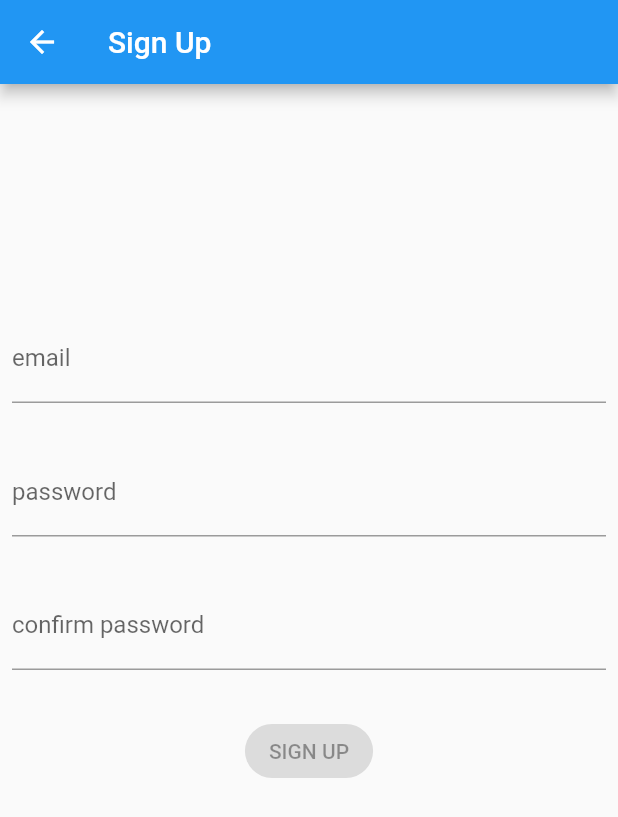
After one commit to ngtphat-towa/Project-Fundamental-Topics, a Flutter app: the screen it shows after launch, after a tap on "CREATE ACCOUNT", on a phone screen of 412 x 824 dp. The commit adds this screen. Shown: the top 817 px of the screen. Run offline on Flutter 3.47's test engine with Material 2 defaults, Android fonts, the phone set to English and light mode, and no system bars; our stand-ins replace cloud_firestore, equatable, firebase_auth, firebase_core, flutter_bloc, formz; accounts and stored records are empty.

Commit message:
C2-Implement SignUp and UserRepository

```diff
--- a/grocery_pos/lib/domain_data/authentications/models/user_model.dart
+++ b/grocery_pos/lib/domain_data/authentications/models/user_model.dart
@@ -1,17 +1,46 @@
 import 'package:equatable/equatable.dart';
 
 class UserModel extends Equatable {
-  final String id;
+  final String uid;
   final String? email;
+  final String? phone;
   final String? name;
   final String? photo;
 
-  const UserModel({required this.id, this.email, this.name, this.photo});
+  const UserModel(
+      {required this.uid, this.email, this.phone, this.name, this.photo});
+  factory UserModel.fromMap(Map<String, dynamic> data) {
+    return UserModel(
+      uid: data[UserModelMapping.uidFeild],
+      email: data[UserModelMapping.emailFeild]!,
+      phone: data[UserModelMapping.phoneFeild]!,
+      name: data[UserModelMapping.nameFeild]!,
+      photo: data[UserModelMapping.photoFeild]!,
+    );
+  }
+  toJson() {
+    return {
+      UserModelMapping.uidFeild: uid,
+      UserModelMapping.emailFeild: email,
+      UserModelMapping.phoneFeild: phone,
+      UserModelMapping.nameFeild: name,
+      UserModelMapping.photoFeild: photo,
+    };
+  }
 
-  static const empty = UserModel(id: '');
+  static const empty = UserModel(uid: '');
   bool get isEmpty => this == UserModel.empty;
   bool get isNotEmpty => this != UserModel.empty;
 
   @override
-  List<Object?> get props => [id, email, name, photo];
+  List<Object?> get props => [uid, email, phone, name, photo];
 }
+
+class UserModelMapping {
+  static const collectioName = 'Users';
+  static const uidFeild = 'uid';
+  static const emailFeild = 'email';
+  static const phoneFeild = 'phone';
+  static const nameFeild = 'name';
+  static const photoFeild = 'photoURL';
+}
--- a/grocery_pos/lib/presentation/app/views/app.dart
+++ b/grocery_pos/lib/presentation/app/views/app.dart
@@ -41,7 +41,7 @@ class AuthenticationWrapper extends StatelessWidget {
             context.read<AuthenticationRepository>();
         switch (state.status) {
           case AppStatus.authenticated:
-            debugPrint(state.user.id);
+            debugPrint(state.user.uid);
             return HomePage(
               authenticationRepository: authenticationRepository,
             );
--- a/grocery_pos/lib/presentation/authentication/login/views/login_form.dart
+++ b/grocery_pos/lib/presentation/authentication/login/views/login_form.dart
@@ -2,6 +2,7 @@ import 'package:flutter/material.dart';
 import 'package:flutter_bloc/flutter_bloc.dart';
 import 'package:formz/formz.dart';
 import 'package:grocery_pos/presentation/authentication/login/cubit/login_cubit.dart';
+import 'package:grocery_pos/presentation/authentication/sign_up/views/views.dart';
 
 class LoginForm extends StatelessWidget {
   const LoginForm({super.key});
@@ -37,7 +38,7 @@ class LoginForm extends StatelessWidget {
               const SizedBox(height: 8),
               _LoginButton(),
               const SizedBox(height: 8),
-              // _SignUpButton(),
+              _SignUpButton(),
             ],
           ),
         ),
@@ -115,17 +116,17 @@ class _LoginButton extends StatelessWidget {
   }
 }
 
-// class _SignUpButton extends StatelessWidget {
-//   @override
-//   Widget build(BuildContext context) {
-//     final theme = Theme.of(context);
-//     return TextButton(
-//       key: const Key('loginForm_createAccount_flatButton'),
-//       onPressed: () => Navigator.of(context).push<void>(SignUpPage.route()),
-//       child: Text(
-//         'CREATE ACCOUNT',
-//         style: TextStyle(color: theme.primaryColor),
-//       ),
-//     );
-//   }
-// }
+class _SignUpButton extends StatelessWidget {
+  @override
+  Widget build(BuildContext context) {
+    final theme = Theme.of(context);
+    return TextButton(
+      key: const Key('loginForm_createAccount_flatButton'),
+      onPressed: () => Navigator.of(context).push<void>(SignUpPage.route()),
+      child: Text(
+        'CREATE ACCOUNT',
+        style: TextStyle(color: theme.primaryColor),
+      ),
+    );
+  }
+}
--- /dev/null
+++ b/grocery_pos/lib/presentation/authentication/sign_up/cubit/sign_up_cubit.dart
@@ -0,0 +1,84 @@
+import 'package:equatable/equatable.dart';
+import 'package:flutter_bloc/flutter_bloc.dart';
+import 'package:formz/formz.dart';
+import 'package:grocery_pos/common/models/form_inputs/models.dart';
+import 'package:grocery_pos/domain_data/authentications/repositories/authentication_repository.dart';
+
+part 'sign_up_state.dart';
+
+class SignUpCubit extends Cubit<SignUpState> {
+  SignUpCubit(this._authenticationRepository) : super(const SignUpState());
+
+  final AuthenticationRepository _authenticationRepository;
+
+  void emailChanged(String value) {
+    final email = Email.dirty(value);
+    emit(
+      state.copyWith(
+        email: email,
+        status: Formz.validate([
+          email,
+          state.password,
+          state.confirmedPassword,
+        ]),
+      ),
+    );
+  }
+
+  void passwordChanged(String value) {
+    final password = Password.dirty(value);
+    final confirmedPassword = ConfirmedPassword.dirty(
+      password: password.value,
+      value: state.confirmedPassword.value,
+    );
+    emit(
+      state.copyWith(
+        password: password,
+        confirmedPassword: confirmedPassword,
+        status: Formz.validate([
+          state.email,
+          password,
+          confirmedPassword,
+        ]),
+      ),
+    );
+  }
+
+  void confirmedPasswordChanged(String value) {
+    final confirmedPassword = ConfirmedPassword.dirty(
+      password: state.password.value,
+      value: value,
+    );
+    emit(
+      state.copyWith(
+        confirmedPassword: confirmedPassword,
+        status: Formz.validate([
+          state.email,
+          state.password,
+          confirmedPassword,
+        ]),
+      ),
+    );
+  }
+
+  Future<void> signUpFormSubmitted() async {
+    if (!state.status.isValidated) return;
+    emit(state.copyWith(status: FormzStatus.submissionInProgress));
+    try {
+      await _authenticationRepository.signUp(
+        email: state.email.value,
+        password: state.password.value,
+      );
+      emit(state.copyWith(status: FormzStatus.submissionSuccess));
+    } on SignUpWithEmailAndPasswordFailure catch (e) {
+      emit(
+        state.copyWith(
+          errorMessage: e.message,
+          status: FormzStatus.submissionFailure,
+        ),
+      );
+    } catch (_) {
+      emit(state.copyWith(status: FormzStatus.submissionFailure));
+    }
+  }
+}
--- /dev/null
+++ b/grocery_pos/lib/presentation/authentication/sign_up/cubit/sign_up_state.dart
@@ -0,0 +1,44 @@
+part of 'sign_up_cubit.dart';
+
+enum ConfirmPasswordValidationError { invalid }
+
+class SignUpState extends Equatable {
+  const SignUpState({
+    this.email = const Email.pure(),
+    this.password = const Password.pure(),
+    this.confirmedPassword = const ConfirmedPassword.pure(),
+    this.status = FormzStatus.pure,
+    this.errorMessage,
+  });
+
+  final Email email;
+  final Password password;
+  final ConfirmedPassword confirmedPassword;
+  final FormzStatus status;
+  final String? errorMessage;
+
+  @override
+  List<Object?> get props => [
+        email,
+        password,
+        confirmedPassword,
+        status,
+        errorMessage,
+      ];
+
+  SignUpState copyWith({
+    Email? email,
+    Password? password,
+    ConfirmedPassword? confirmedPassword,
+    FormzStatus? status,
+    String? errorMessage,
+  }) {
+    return SignUpState(
+      email: email ?? this.email,
+      password: password ?? this.password,
+      confirmedPassword: confirmedPassword ?? this.confirmedPassword,
+      status: status ?? this.status,
+      errorMessage: errorMessage ?? this.errorMessage,
+    );
+  }
+}
--- /dev/null
+++ b/grocery_pos/lib/presentation/authentication/sign_up/views/sign_up_form.dart
@@ -0,0 +1,136 @@
+import 'package:flutter/material.dart';
+import 'package:flutter_bloc/flutter_bloc.dart';
+import 'package:formz/formz.dart';
+import 'package:grocery_pos/presentation/authentication/sign_up/cubit/sign_up_cubit.dart';
+
+class SignUpForm extends StatelessWidget {
+  const SignUpForm({super.key});
+
+  @override
+  Widget build(BuildContext context) {
+    return BlocListener<SignUpCubit, SignUpState>(
+      listener: (context, state) {
+        if (state.status.isSubmissionSuccess) {
+          Navigator.of(context).pop();
+        } else if (state.status.isSubmissionFailure) {
+          ScaffoldMessenger.of(context)
+            ..hideCurrentSnackBar()
+            ..showSnackBar(
+              SnackBar(content: Text(state.errorMessage ?? 'Sign Up Failure')),
+            );
+        }
+      },
+      child: Align(
+        alignment: const Alignment(0, -1 / 3),
+        child: Column(
+          mainAxisSize: MainAxisSize.min,
+          children: [
+            _EmailInput(),
+            const SizedBox(height: 8),
+            _PasswordInput(),
+            const SizedBox(height: 8),
+            _ConfirmPasswordInput(),
+            const SizedBox(height: 8),
+            _SignUpButton(),
+          ],
+        ),
+      ),
+    );
+  }
+}
+
+class _EmailInput extends StatelessWidget {
+  @override
+  Widget build(BuildContext context) {
+    return BlocBuilder<SignUpCubit, SignUpState>(
+      buildWhen: (previous, current) => previous.email != current.email,
+      builder: (context, state) {
+        return TextField(
+          key: const Key('signUpForm_emailInput_textField'),
+          onChanged: (email) => context.read<SignUpCubit>().emailChanged(email),
+          keyboardType: TextInputType.emailAddress,
+          decoration: InputDecoration(
+            labelText: 'email',
+            helperText: '',
+            errorText: state.email.invalid ? 'invalid email' : null,
+          ),
+        );
+      },
+    );
+  }
+}
+
+class _PasswordInput extends StatelessWidget {
+  @override
+  Widget build(BuildContext context) {
+    return BlocBuilder<SignUpCubit, SignUpState>(
+      buildWhen: (previous, current) => previous.password != current.password,
+      builder: (context, state) {
+        return TextField(
+          key: const Key('signUpForm_passwordInput_textField'),
+          onChanged: (password) =>
+              context.read<SignUpCubit>().passwordChanged(password),
+          obscureText: true,
+          decoration: InputDecoration(
+            labelText: 'password',
+            helperText: '',
+            errorText: state.password.invalid ? 'invalid password' : null,
+          ),
+        );
+      },
+    );
+  }
+}
+
+class _ConfirmPasswordInput extends StatelessWidget {
+  @override
+  Widget build(BuildContext context) {
+    return BlocBuilder<SignUpCubit, SignUpState>(
+      buildWhen: (previous, current) =>
+          previous.password != current.password ||
+          previous.confirmedPassword != current.confirmedPassword,
+      builder: (context, state) {
+        return TextField(
+          key: const Key('signUpForm_confirmedPasswordInput_textField'),
+          onChanged: (confirmPassword) => context
+              .read<SignUpCubit>()
+              .confirmedPasswordChanged(confirmPassword),
+          obscureText: true,
+          decoration: InputDecoration(
+            labelText: 'confirm password',
+            helperText: '',
+            errorText: state.confirmedPassword.invalid
+                ? 'passwords do not match'
+                : null,
+          ),
+        );
+      },
+    );
+  }
+}
+
+class _SignUpButton extends StatelessWidget {
+  @override
+  Widget build(BuildContext context) {
+    return BlocBuilder<SignUpCubit, SignUpState>(
+      buildWhen: (previous, current) => previous.status != current.status,
+      builder: (context, state) {
+        return state.status.isSubmissionInProgress
+            ? const CircularProgressIndicator()
+            : ElevatedButton(
+                key: const Key('signUpForm_continue_raisedButton'),
+                style: ElevatedButton.styleFrom(
+                  shape: RoundedRectangleBorder(
+                    borderRadius: BorderRadius.circular(30),
+                  ),
+                  backgroundColor: Colors.orangeAccent,
+                ),
+                onPressed: state.status.isValidated
+                    ? () => context.read<SignUpCubit>().signUpFormSubmitted()
+                    : null,
+                child: const Text('SIGN UP'),
+              );
+      },
+    );
+  }
+}
--- /dev/null
+++ b/grocery_pos/lib/presentation/authentication/sign_up/views/sign_up_page.dart
@@ -0,0 +1,28 @@
+import 'package:flutter/material.dart';
+import 'package:flutter_bloc/flutter_bloc.dart';
+import 'package:grocery_pos/domain_data/authentications/repositories/authentication_repository.dart';
+import 'package:grocery_pos/presentation/authentication/sign_up/cubit/sign_up_cubit.dart';
+
+import 'sign_up_form.dart';
+
+class SignUpPage extends StatelessWidget {
+  const SignUpPage({super.key});
+
+  static Route<void> route() {
+    return MaterialPageRoute<void>(builder: (_) => const SignUpPage());
+  }
+
+  @override
+  Widget build(BuildContext context) {
+    return Scaffold(
+      appBar: AppBar(title: const Text('Sign Up')),
+      body: Padding(
+        padding: const EdgeInsets.all(8),
+        child: BlocProvider<SignUpCubit>(
+          create: (_) => SignUpCubit(context.read<AuthenticationRepository>()),
+          child: const SignUpForm(),
+        ),
+      ),
+    );
+  }
+}
--- /dev/null
+++ b/grocery_pos/lib/presentation/authentication/sign_up/views/views.dart
@@ -0,0 +1,2 @@
+export 'sign_up_page.dart';
+export 'sign_up_form.dart';
```
Also changed, not shown: grocery_pos/lib/domain_data/authentications/repositories/authentication_repository.dart (+15 -4 lines), grocery_pos/lib/domain_data/authentications/repositories/user_repository.dart (+71 -2 lines), grocery_pos/lib/presentation/home/views/home_page.dart (+7 -4 lines).
